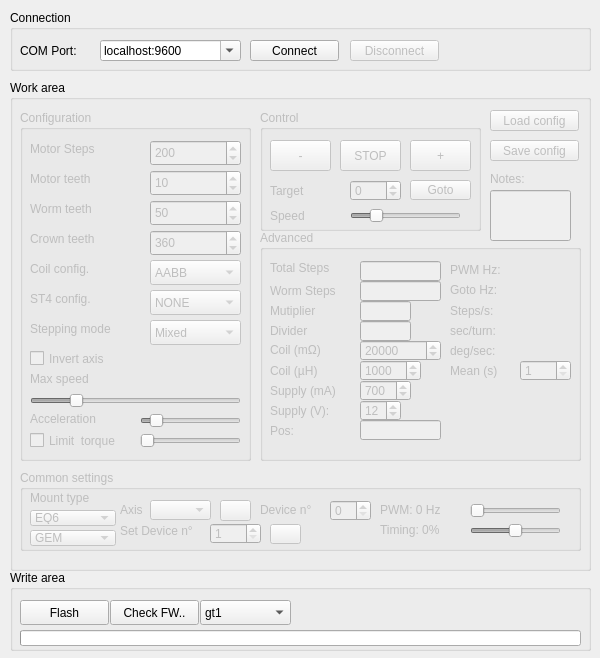
Above: mainwindow.ui from ahp-electronics/gt-configurator before the change. Below: the same form after it.
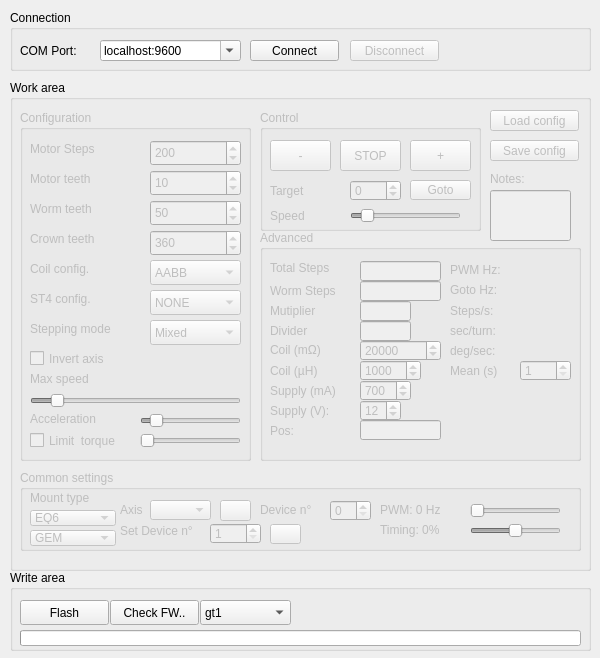
That is the form after the change. Icons and pictures are not drawn.

```diff
--- a/mainwindow.ui
+++ b/mainwindow.ui
@@ -99,7 +99,7 @@
        <number>1</number>
       </property>
       <property name="maximum">
-       <number>1000</number>
+       <number>2000</number>
       </property>
       <property name="value">
        <number>200</number>
@@ -1106,7 +1106,7 @@
        <number>1</number>
       </property>
       <property name="maximum">
-       <number>1000</number>
+       <number>2000</number>
       </property>
       <property name="value">
        <number>200</number>
```
